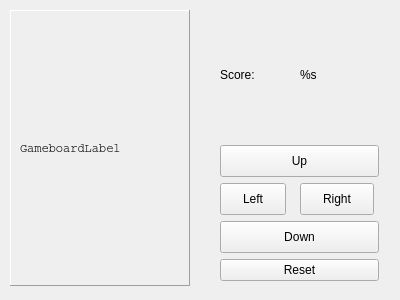
Before: the Qt Designer form gui/wormswindow.ui in ezfe/qtrepo_eline_mestiasz, drawn with Qt 5.
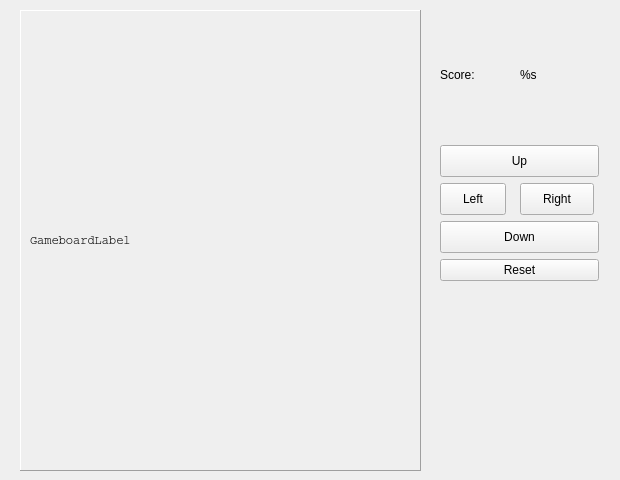
After: the same form once the commit is applied.

Diff of the .ui file:
```diff
--- a/gui/wormswindow.ui
+++ b/gui/wormswindow.ui
@@ -6,8 +6,8 @@
    <rect>
     <x>0</x>
     <y>0</y>
-    <width>400</width>
-    <height>300</height>
+    <width>620</width>
+    <height>480</height>
    </rect>
   </property>
   <property name="windowTitle">
@@ -16,7 +16,7 @@
   <widget class="QWidget" name="layoutWidget">
    <property name="geometry">
     <rect>
-     <x>220</x>
+     <x>440</x>
      <y>10</y>
      <width>159</width>
      <height>271</height>
@@ -125,10 +125,10 @@
   <widget class="QFrame" name="frame">
    <property name="geometry">
     <rect>
-     <x>10</x>
+     <x>20</x>
      <y>10</y>
-     <width>180</width>
-     <height>276</height>
+     <width>401</width>
+     <height>461</height>
     </rect>
    </property>
    <property name="frameShape">
@@ -145,6 +145,9 @@
         <family>Courier</family>
        </font>
       </property>
+      <property name="lineWidth">
+       <number>2</number>
+      </property>
       <property name="text">
        <string>GameboardLabel</string>
       </property>
```
Left out of the diff: 3 changed lines with no effect on the pictures.
